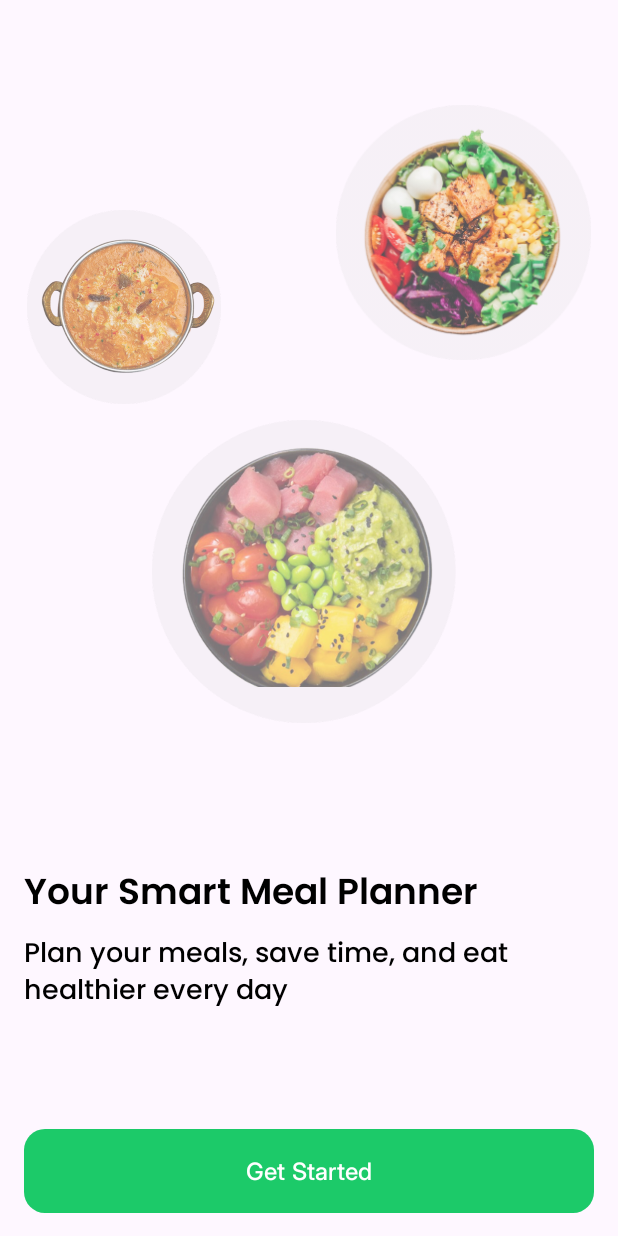
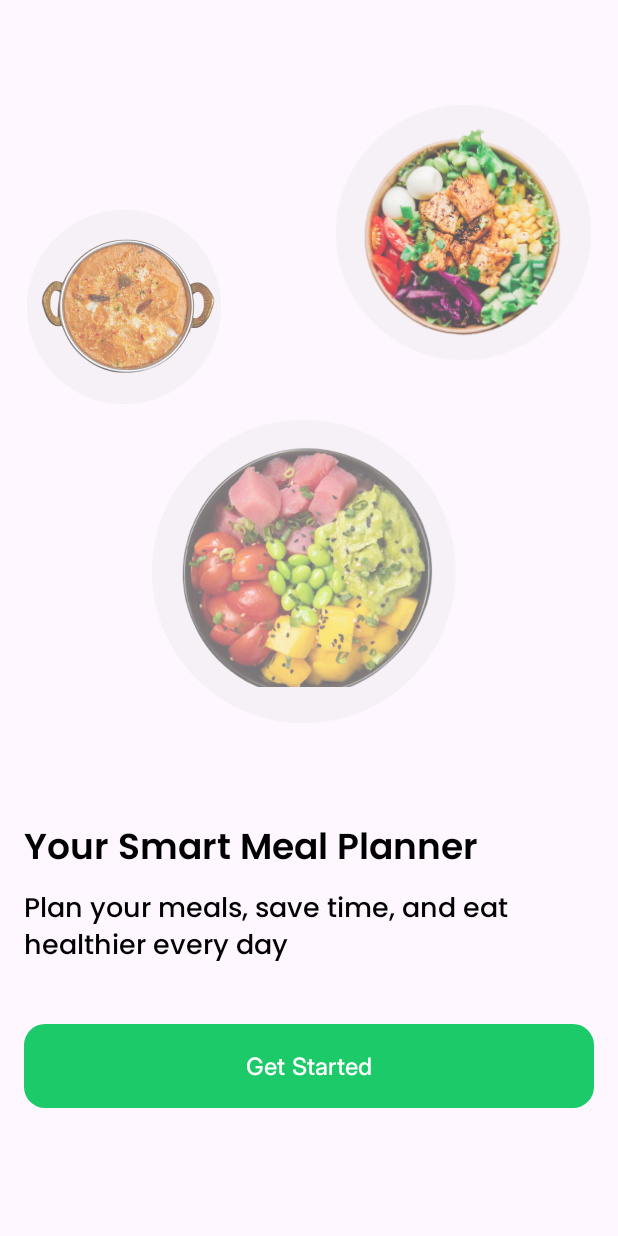
Before and after one commit to Karam-Salama/Food-Planner-Application, an Android app: the screen it shows after launch (OnboardingActivity), on a phone screen of 412 x 824 dp. Run offline under Robolectric (Android 15) with nearby library versions, the phone set to English and light mode, and no system bars.

```diff
--- a/app/src/main/java/com/example/foodplannerapplication/modules/auth/RegisterActivity.kt
+++ b/app/src/main/java/com/example/foodplannerapplication/modules/auth/RegisterActivity.kt
@@ -12,10 +12,6 @@ class RegisterActivity : AppCompatActivity() {
         super.onCreate(savedInstanceState)
         enableEdgeToEdge()
         setContentView(R.layout.activity_register)
-        ViewCompat.setOnApplyWindowInsetsListener(findViewById(R.id.main)) { v, insets ->
-            val systemBars = insets.getInsets(WindowInsetsCompat.Type.systemBars())
-            v.setPadding(systemBars.left, systemBars.top, systemBars.right, systemBars.bottom)
-            insets
-        }
+
     }
 }
--- a/app/src/main/res/layout/activity_onboarding.xml
+++ b/app/src/main/res/layout/activity_onboarding.xml
@@ -59,10 +59,6 @@
             app:layout_constraintStart_toStartOf="parent"
             app:layout_constraintTop_toBottomOf="@+id/imageView_dish3">
 
-            <View
-                android:layout_width="match_parent"
-                android:layout_height="30dp"/>
-
             <TextView
                 android:id="@+id/tv_onboarding_title"
                 android:layout_width="match_parent"
@@ -84,9 +80,6 @@
                 android:textSize="18sp"
                 android:fontFamily="@font/poppins_medium"
                 android:textStyle="normal" />
-            <View
-                android:layout_width="match_parent"
-                android:layout_height="40dp"/>
 
             <Button
                 android:id="@+id/startButton"
```
Also changed, not shown: app/src/main/res/drawable-hdpi/top_background.png (added), app/src/main/res/drawable-mdpi/top_background.png (added), app/src/main/res/drawable-xhdpi/top_background.png (added), app/src/main/res/drawable-xxhdpi/top_background.png (added), app/src/main/res/drawable-xxxhdpi/top_background.png (added).
